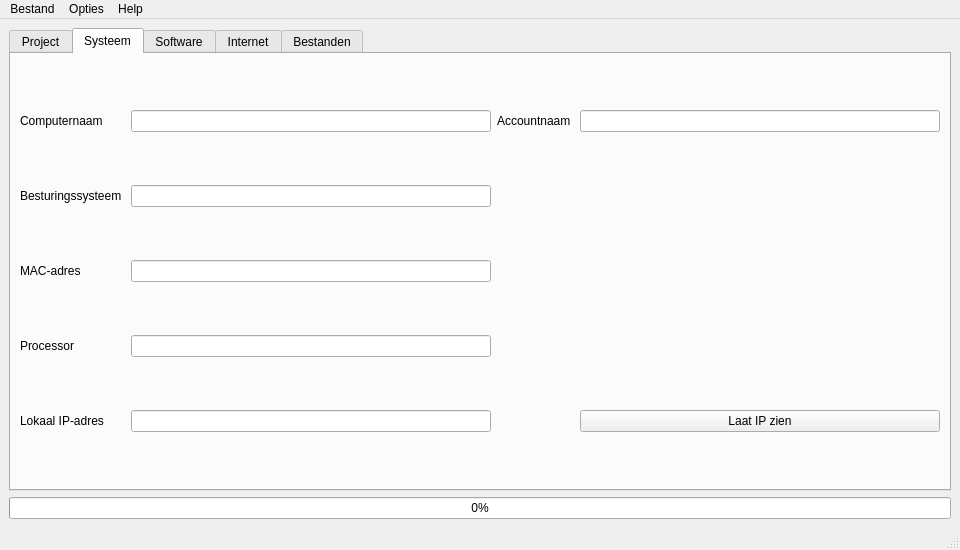
The window that Source/Gui/gui_maken/interface_thram.ui (mitfry/IPFIT5_2015) describes before a commit, drawn with Qt 5.
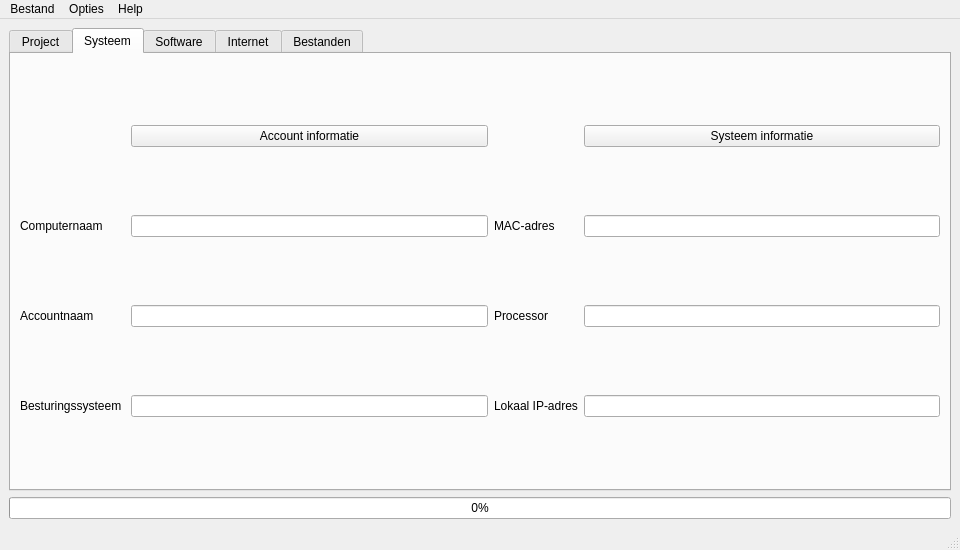
The same window after the commit. The open tabs and pages were chosen to show the change. Icons and pictures are not drawn.

Patch:
```diff
--- a/Source/Gui/gui_maken/interface_thram.ui
+++ b/Source/Gui/gui_maken/interface_thram.ui
@@ -248,70 +248,101 @@
         <string>Systeem</string>
        </attribute>
        <layout class="QGridLayout" name="gridLayout_3">
-        <item row="3" column="0">
-         <widget class="QLabel" name="proces_label">
+        <item row="0" column="3">
+         <widget class="QPushButton" name="pushButton">
           <property name="text">
-           <string>Processor</string>
+           <string>Systeem informatie</string>
           </property>
          </widget>
         </item>
-        <item row="1" column="0">
-         <widget class="QLabel" name="os_label">
-          <property name="text">
-           <string>Besturingssysteem </string>
+        <item row="2" column="3">
+         <widget class="QLineEdit" name="proces_lineEdit">
+          <property name="readOnly">
+           <bool>true</bool>
           </property>
          </widget>
         </item>
-        <item row="4" column="1">
-         <widget class="QLineEdit" name="localip_lineEdit"/>
-        </item>
-        <item row="3" column="1">
-         <widget class="QLineEdit" name="proces_lineEdit"/>
-        </item>
-        <item row="2" column="0">
+        <item row="1" column="2">
          <widget class="QLabel" name="mac_label">
           <property name="text">
            <string>MAC-adres</string>
           </property>
          </widget>
         </item>
-        <item row="0" column="1">
-         <widget class="QLineEdit" name="compname_lineEdit"/>
-        </item>
-        <item row="0" column="2">
-         <widget class="QLabel" name="accname_label">
-          <property name="text">
-           <string>Accountnaam </string>
+        <item row="1" column="1">
+         <widget class="QLineEdit" name="compname_lineEdit">
+          <property name="readOnly">
+           <bool>true</bool>
           </property>
          </widget>
         </item>
-        <item row="0" column="0">
+        <item row="1" column="0">
          <widget class="QLabel" name="compname_label">
           <property name="text">
            <string>Computernaam </string>
           </property>
          </widget>
         </item>
-        <item row="2" column="1">
-         <widget class="QLineEdit" name="mac_lineEdit"/>
+        <item row="1" column="3">
+         <widget class="QLineEdit" name="mac_lineEdit">
+          <property name="readOnly">
+           <bool>true</bool>
+          </property>
+         </widget>
         </item>
-        <item row="0" column="3">
-         <widget class="QLineEdit" name="accname_lineEdit"/>
+        <item row="0" column="1">
+         <widget class="QPushButton" name="accinf_Button">
+          <property name="text">
+           <string>Account informatie</string>
+          </property>
+         </widget>
         </item>
-        <item row="1" column="1">
-         <widget class="QLineEdit" name="os_lineEdit"/>
-        </item>
-        <item row="4" column="0">
+        <item row="3" column="2">
          <widget class="QLabel" name="localip_label">
           <property name="text">
            <string>Lokaal IP-adres</string>
           </property>
          </widget>
         </item>
-        <item row="4" column="3">
-         <widget class="QPushButton" name="showip_Button">
+        <item row="3" column="3">
+         <widget class="QLineEdit" name="localip_lineEdit">
+          <property name="readOnly">
+           <bool>true</bool>
+          </property>
+         </widget>
+        </item>
+        <item row="2" column="2">
+         <widget class="QLabel" name="proces_label">
           <property name="text">
-           <string>Laat IP zien</string>
+           <string>Processor</string>
+          </property>
+         </widget>
+        </item>
+        <item row="2" column="1">
+         <widget class="QLineEdit" name="accname_lineEdit">
+          <property name="readOnly">
+           <bool>true</bool>
+          </property>
+         </widget>
+        </item>
+        <item row="3" column="1">
+         <widget class="QLineEdit" name="os_lineEdit">
+          <property name="readOnly">
+           <bool>true</bool>
+          </property>
+         </widget>
+        </item>
+        <item row="3" column="0">
+         <widget class="QLabel" name="os_label">
+          <property name="text">
+           <string>Besturingssysteem </string>
+          </property>
+         </widget>
+        </item>
+        <item row="2" column="0">
+         <widget class="QLabel" name="acname_label">
+          <property name="text">
+           <string>Accountnaam </string>
           </property>
          </widget>
         </item>
```
Left out of the diff: 2 changed lines with no effect on the pictures.
